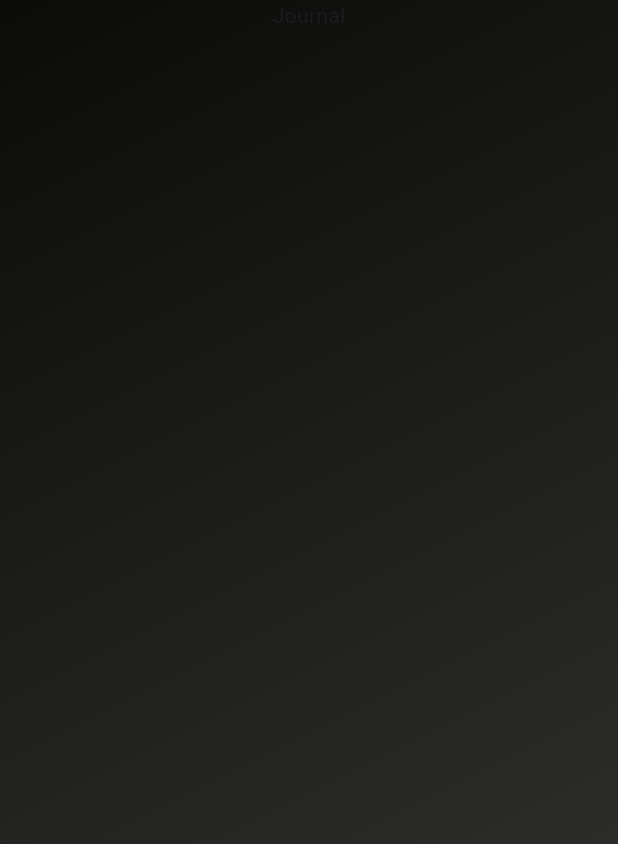
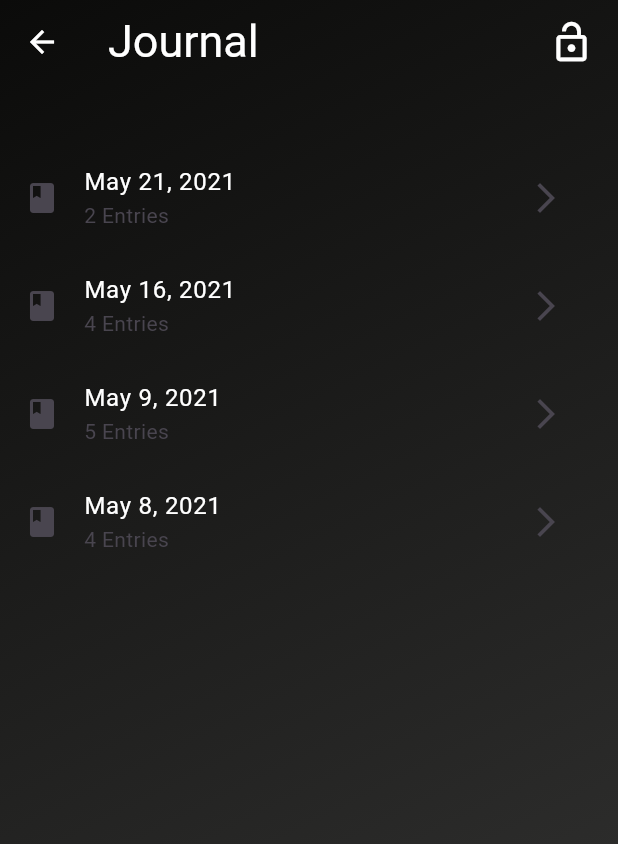
Before and after one commit to Malaga-Karl/jotMobile, a Flutter app: the JournalScreen screen opened by its route, on a phone screen of 412 x 824 dp. Shown: the top 844 px of the screen. Run offline on Flutter 3.47's test engine with Material 3 defaults, Android fonts, the light colour scheme and no system bars; our stand-ins replace flutter_animate; Roboto replaces fonts that are missing (Aclonica).

Commit message:
working features with dummy data

```diff
--- /dev/null
+++ b/lib/dummy_data/dummy_journal.dart
@@ -0,0 +1,27 @@
+class DummyEntry {
+  var dummyEntry = {
+    'May 8, 2021': [
+      {'time': '2:24', 'entry': 'I am so happy'},
+      {'time': '2:56', 'entry': 'Jotting is my hobby'},
+      {'time': '5:24', 'entry': 'Bananas!'},
+      {'time': '5:50', 'entry': 'Apples and Oranges!!'},
+    ],
+    'May 9, 2021': [
+      {'time': '2:24', 'entry': 'I am so sad'},
+      {'time': '2:56', 'entry': 'coding is my hobby'},
+      {'time': '3:30', 'entry': 'I love playing guitar very much'},
+      {'time': '5:50', 'entry': 'Fruits and Vegetaables!!'},
+      {'time': '6:05', 'entry': 'I hate you!!'},
+    ],
+    'May 16, 2021': [
+      {'time': '2:24', 'entry': 'I am so craazy'},
+      {'time': '2:56', 'entry': 'Rubiks Cubes is my hobby'},
+      {'time': '5:50', 'entry': 'Salt And Pepper!!!'},
+      {'time': '6:05', 'entry': 'I despise you!!'},
+    ],
+    'May 21, 2021': [
+      {'time': '2:24', 'entry': 'I am so jealous'},
+      {'time': '2:56', 'entry': 'drinking is my hobby'},
+    ],
+  };
+}
--- a/lib/main.dart
+++ b/lib/main.dart
@@ -1,4 +1,5 @@
 import 'package:flutter/material.dart';
+import 'package:jotmob/screens/entries.dart';
 import 'package:jotmob/screens/home.dart';
 import 'package:jotmob/screens/journal.dart';
 import 'screens/splash.dart';
@@ -11,6 +12,7 @@ void main() {
       '/splash': (context) => const SplashScreen(),
       '/home': (context) => const HomeScreen(),
       '/journal': (context) => const JournalScreen(),
+      '/entries': (context) => const EntriesScreen(),
     },
     debugShowCheckedModeBanner: false,
   ));
--- a/lib/screens/journal.dart
+++ b/lib/screens/journal.dart
@@ -1,18 +1,72 @@
 import 'package:flutter/material.dart';
-import 'package:flutter/widgets.dart';
 import 'package:jotmob/widgets/gradient.dart';
+import 'package:jotmob/dummy_data/dummy_journal.dart';
 
 class JournalScreen extends StatelessWidget {
   const JournalScreen({super.key});
 
   @override
   Widget build(BuildContext context) {
-    return const Scaffold(
+    var journal = DummyEntry();
+    var journalEntries = journal.dummyEntry;
+    List journalDates = journalEntries.keys.toList();
+    return Scaffold(
+      extendBodyBehindAppBar: true,
+      appBar: AppBar(
+        // turn to sliver app bar
+        iconTheme: const IconThemeData(color: Colors.white),
+        backgroundColor: Colors.transparent,
+        elevation: 0,
+        title: const Row(
+          mainAxisAlignment: MainAxisAlignment.spaceBetween,
+          children: [
+            Text(
+              'Journal',
+              style: TextStyle(
+                  color: Colors.white, fontFamily: 'Aclonica', fontSize: 30.0),
+            ),
+            Icon(
+              Icons.lock_open_outlined,
+              color: Colors.white,
+              size: 30,
+            )
+          ],
+        ),
+      ),
       body: GradientBackground(
         SafeArea(
           child: Column(
             children: [
-              Text('Journal'),
+              const SizedBox(
+                height: 40,
+              ),
+              Expanded(
+                child: SingleChildScrollView(
+                  child: ListView.builder(
+                      physics: const BouncingScrollPhysics(),
+                      shrinkWrap: true,
+                      itemCount: journalDates.length,
+                      reverse: true,
+                      itemBuilder: (BuildContext context, int index) {
+                        return ListTile(
+                          title: Text(
+                            journalDates[index],
+                            style: const TextStyle(color: Colors.white),
+                          ),
+                          subtitle: Text(
+                              '${journalEntries[journalDates[index]]?.length} Entries'),
+                          leading: const Icon(Icons.book),
+                          trailing: IconButton(
+                            icon: const Icon(Icons.arrow_forward_ios),
+                            onPressed: () {
+                              Navigator.pushNamed(context, '/entries',
+                                  arguments: journalDates[index]);
+                            },
+                          ),
+                        );
+                      }),
+                ),
+              ),
             ],
           ),
         ),
--- a/pubspec.yaml
+++ b/pubspec.yaml
@@ -38,6 +38,7 @@ dependencies:
   intl: ^0.19.0
   vibration: ^1.8.4
   flutter_animate: ^4.5.0
+  flutter_launcher_icons: ^0.13.1
 
 dev_dependencies:
   flutter_test:
@@ -83,3 +84,8 @@ flutter:
   #
   # For details regarding fonts from package dependencies,
   # see https://flutter.dev/custom-fonts/#from-packages
+
+flutter_icons:
+  android: "launcher_icon"
+  ios: true
+  image_path: "assets/images/jotlogo.png"
```
Also changed, not shown: lib/screens/entries.dart (added, +70 -0 lines), lib/screens/home.dart (+6 -5 lines), lib/widgets/journal_entry.dart (added, +58 -0 lines), pubspec.lock.
